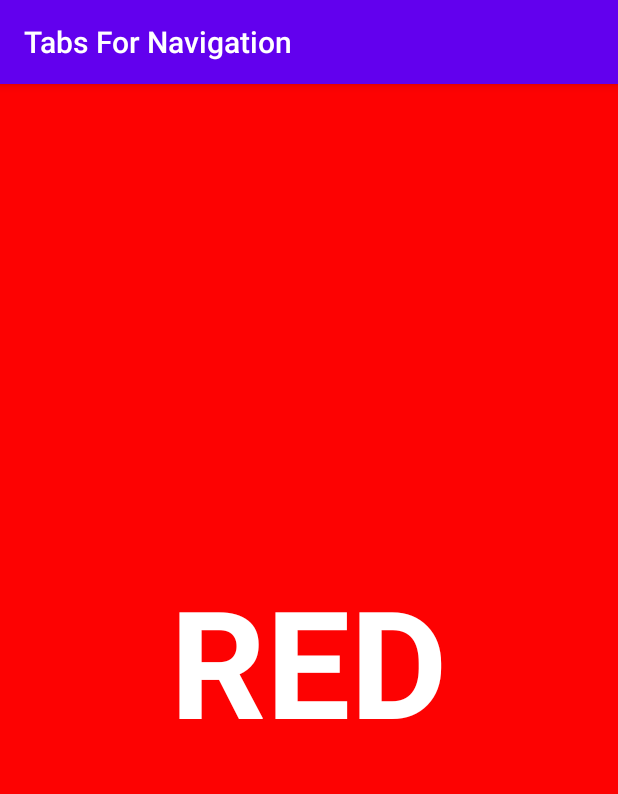
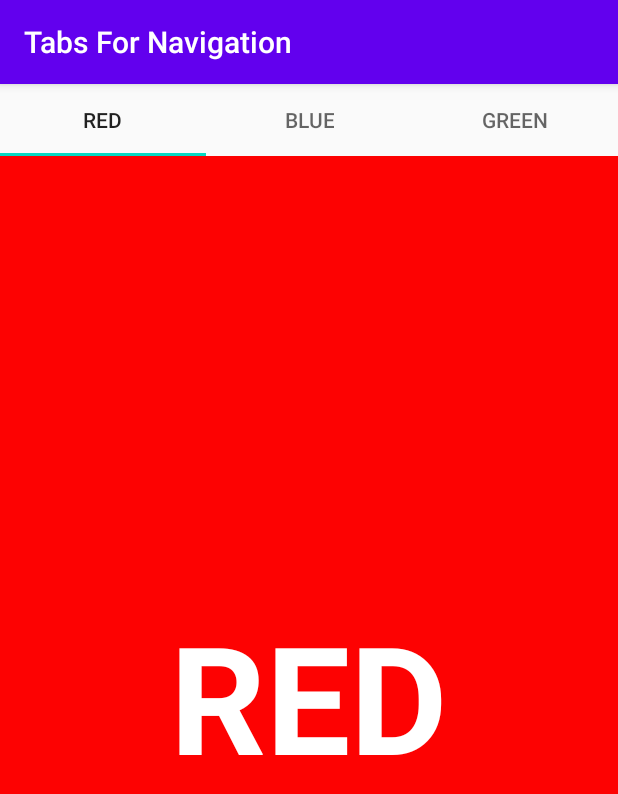
Before and after one commit to AP-Skill-Development-Corporation/Android-1537, an Android app: the screen it shows after launch (MainActivity), on a phone screen of 412 x 824 dp. Shown: the top 794 px of the screen. Run offline under Robolectric (Android 15) with nearby library versions, the phone set to English and light mode, and no system bars.

Commit message:
TabLayout Added

```diff
--- a/TabsForNavigation/app/build.gradle
+++ b/TabsForNavigation/app/build.gradle
@@ -30,5 +30,6 @@ dependencies {
     testImplementation 'junit:junit:4.12'
     androidTestImplementation 'androidx.test.ext:junit:1.1.1'
     androidTestImplementation 'androidx.test.espresso:espresso-core:3.2.0'
+    implementation 'com.google.android.material:material:1.1.0'
 
 }
--- a/TabsForNavigation/app/src/main/java/youtube/com/vidhvan/tabsfornavigation/MainActivity.java
+++ b/TabsForNavigation/app/src/main/java/youtube/com/vidhvan/tabsfornavigation/MainActivity.java
@@ -1,6 +1,7 @@
 package youtube.com.vidhvan.tabsfornavigation;
 
 import androidx.annotation.NonNull;
+import androidx.annotation.Nullable;
 import androidx.appcompat.app.AppCompatActivity;
 import androidx.fragment.app.Fragment;
 import androidx.fragment.app.FragmentManager;
@@ -9,18 +10,24 @@ import androidx.viewpager.widget.ViewPager;
 
 import android.os.Bundle;
 
+import com.google.android.material.tabs.TabLayout;
+
 public class MainActivity extends AppCompatActivity {
 
     private ViewPager viewPager;
+
+    private TabLayout tabLayout;
 
     @Override
     protected void onCreate(Bundle savedInstanceState) {
         super.onCreate(savedInstanceState);
         setContentView(R.layout.activity_main);
 
+        tabLayout = findViewById(R.id.tablayout);
         viewPager = findViewById(R.id.viewpager);
         ViewPagerAdapter vpa = new ViewPagerAdapter(getSupportFragmentManager());
         viewPager.setAdapter(vpa);
+        tabLayout.setupWithViewPager(viewPager);
     }
 
     class ViewPagerAdapter extends FragmentStatePagerAdapter{
@@ -45,5 +52,16 @@ public class MainActivity extends AppCompatActivity {
         public int getCount() {
             return 3;
         }
+
+        @Nullable
+        @Override
+        public CharSequence getPageTitle(int position) {
+            switch (position){
+                case 0: return "RED";
+                case 1: return "BLUE";
+                case 2: return "GREEN";
+            }
+            return super.getPageTitle(position);
+        }
     }
 }
--- a/TabsForNavigation/app/src/main/res/layout/activity_main.xml
+++ b/TabsForNavigation/app/src/main/res/layout/activity_main.xml
@@ -8,9 +8,15 @@
     android:orientation="vertical"
     tools:context=".MainActivity">
 
+    <com.google.android.material.tabs.TabLayout
+        android:id="@+id/tablayout"
+        android:layout_width="match_parent"
+        android:layout_height="wrap_content"/>
+
     <androidx.viewpager.widget.ViewPager
         android:id="@+id/viewpager"
         android:layout_width="match_parent"
         android:layout_height="match_parent"/>
 
+
 </LinearLayout>
```
